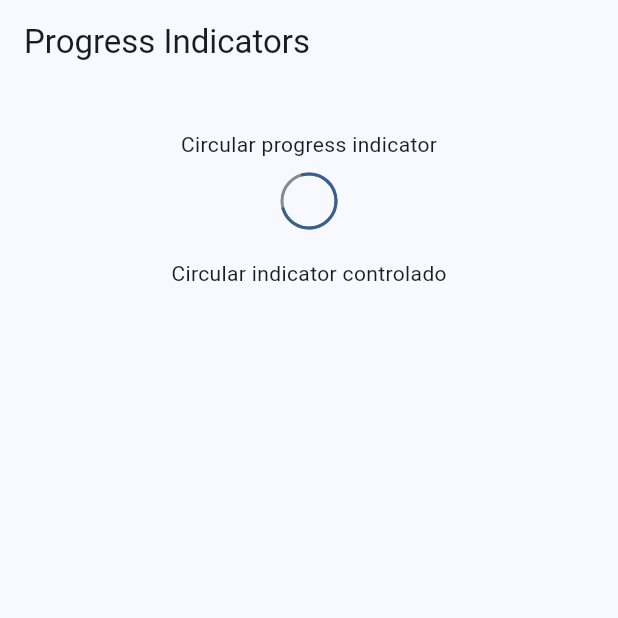
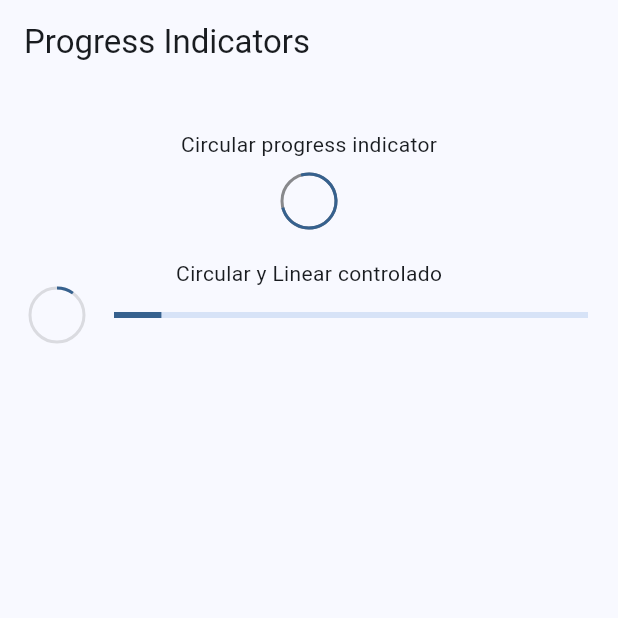
Before and after one commit to jermp96/widgets_app, a Flutter app: the ProgressScreen screen opened by its route, on a phone screen of 412 x 824 dp, the top half of it. Run offline on Flutter 3.47's test engine with Material 3 defaults, Android fonts, the phone set to English and light mode, and no system bars; our stand-ins replace go_router.

Commit message:
feat: *add linear and circular controlled progress

```diff
--- a/lib/presentation/screens/progress/progress_screen.dart
+++ b/lib/presentation/screens/progress/progress_screen.dart
@@ -33,8 +33,8 @@ class _ProgressView extends StatelessWidget {
           CircularProgressIndicator(strokeWidth: 2, backgroundColor: Colors.black45),
 
           SizedBox(height: 20),
-          Text('Circular indicator controlado'),
-
+          Text('Circular y Linear controlado'),
+          _ControllerProgressIndicator()
         ]
       ),
     );
@@ -46,6 +46,33 @@ class _ControllerProgressIndicator extends StatelessWidget {
 
   @override
   Widget build(BuildContext context) {
-    return const Placeholder();
+    return StreamBuilder(
+      stream: Stream.periodic(const Duration(milliseconds: 300), (value) {
+        return (value * 2) / 100;
+      }).takeWhile((value) => value < 100),
+      builder: (context, snapshot) {
+        final progressValue = snapshot.data ?? 0;
+
+        return Padding(
+          padding: const EdgeInsets.symmetric(horizontal: 20),
+          child: Row(
+            mainAxisAlignment: MainAxisAlignment.center,
+            children: [
+              CircularProgressIndicator(
+                value: progressValue,
+                strokeWidth: 2,
+                backgroundColor: Colors.black12),
+              const SizedBox(width: 20,),
+              Expanded(
+                child: LinearProgressIndicator(
+                  value: progressValue,
+                ),
+              )
+
+            ],
+          ),
+        );
+      }
+    );
   }
 }
```
